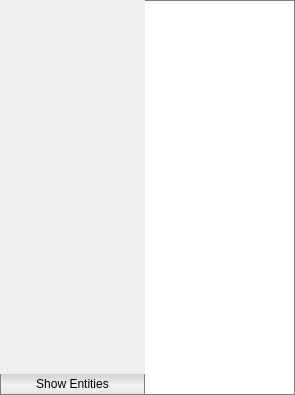
Qt form bin/data/ui/eceditor.ui (realXtend/tundra) before a commit.
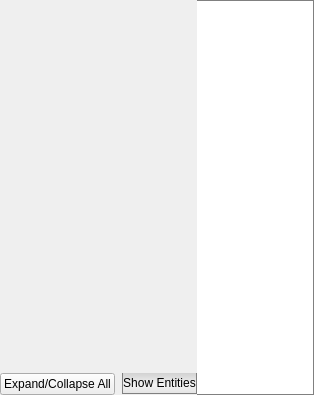
The same form after that commit.

Commit message: "Expand/Collapse All" button for EC editor.

Patch:
```diff
--- a/bin/data/ui/eceditor.ui
+++ b/bin/data/ui/eceditor.ui
@@ -6,7 +6,7 @@
    <rect>
     <x>0</x>
     <y>0</y>
-    <width>295</width>
+    <width>314</width>
     <height>395</height>
    </rect>
   </property>
@@ -87,6 +87,26 @@
           <property name="spacing">
            <number>0</number>
           </property>
+          <item>
+           <widget class="QPushButton" name="expandOrCollapseButton">
+            <property name="text">
+             <string>Expand/Collapse All</string>
+            </property>
+           </widget>
+          </item>
+          <item>
+           <spacer name="horizontalSpacer">
+            <property name="orientation">
+             <enum>Qt::Horizontal</enum>
+            </property>
+            <property name="sizeHint" stdset="0">
+             <size>
+              <width>40</width>
+              <height>20</height>
+             </size>
+            </property>
+           </spacer>
+          </item>
           <item>
            <widget class="QPushButton" name="but_show_entities">
             <property name="sizePolicy">
```
The commit also changes 4 other files.
